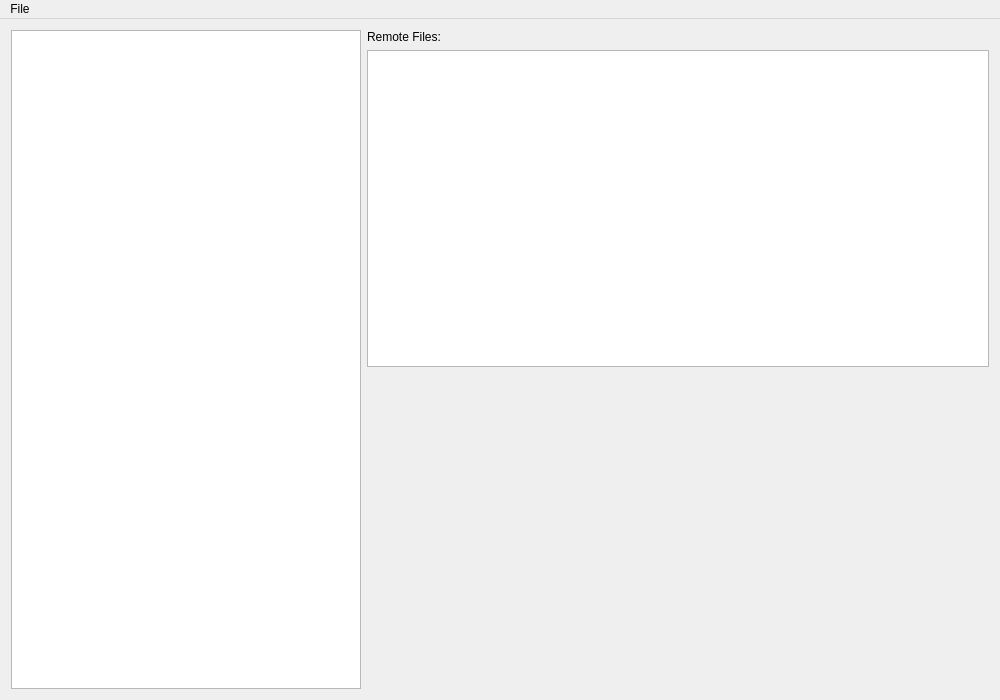
This is programWindows/panelwindow.ui in NHERI-SimCenter/CWE-Simulation-Tool as Qt 5 draws it before an edit. The edited form follows.
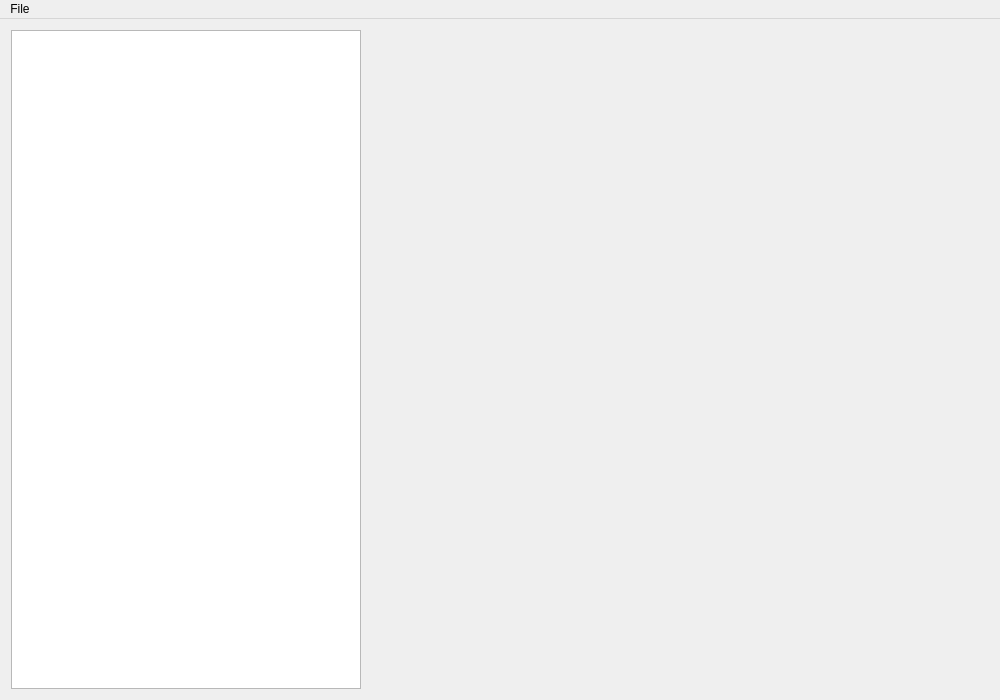
This is the edited form.

Commit message: Added dedicated remote file and long running task monitoring panel

The edit to the form file:
```diff
--- a/programWindows/panelwindow.ui
+++ b/programWindows/panelwindow.ui
@@ -74,32 +74,11 @@
      </widget>
     </item>
     <item>
-     <layout class="QVBoxLayout" name="verticalLayout">
-      <item>
-       <widget class="QLabel" name="filesLabel">
-        <property name="text">
-         <string>Remote Files:</string>
-        </property>
-       </widget>
-      </item>
-      <item>
-       <widget class="QTreeView" name="fileTreeView">
-        <property name="contextMenuPolicy">
-         <enum>Qt::CustomContextMenu</enum>
-        </property>
-        <property name="editTriggers">
-         <set>QAbstractItemView::NoEditTriggers</set>
-        </property>
-       </widget>
-      </item>
-      <item>
        <widget class="QStackedWidget" name="stackedView">
         <property name="currentIndex">
          <number>-1</number>
         </property>
        </widget>
-      </item>
-     </layout>
     </item>
    </layout>
   </widget>
```
Left out of the diff: 2 changed lines with no effect on the pictures. Lines whose indentation alone changed are shown as unchanged. The commit also changes 18 other files.
